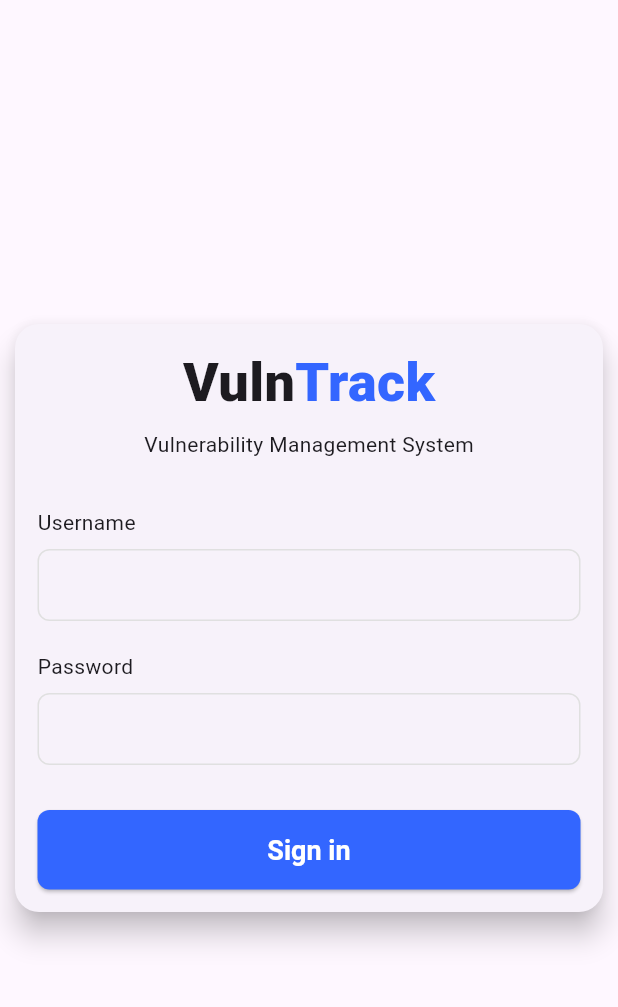
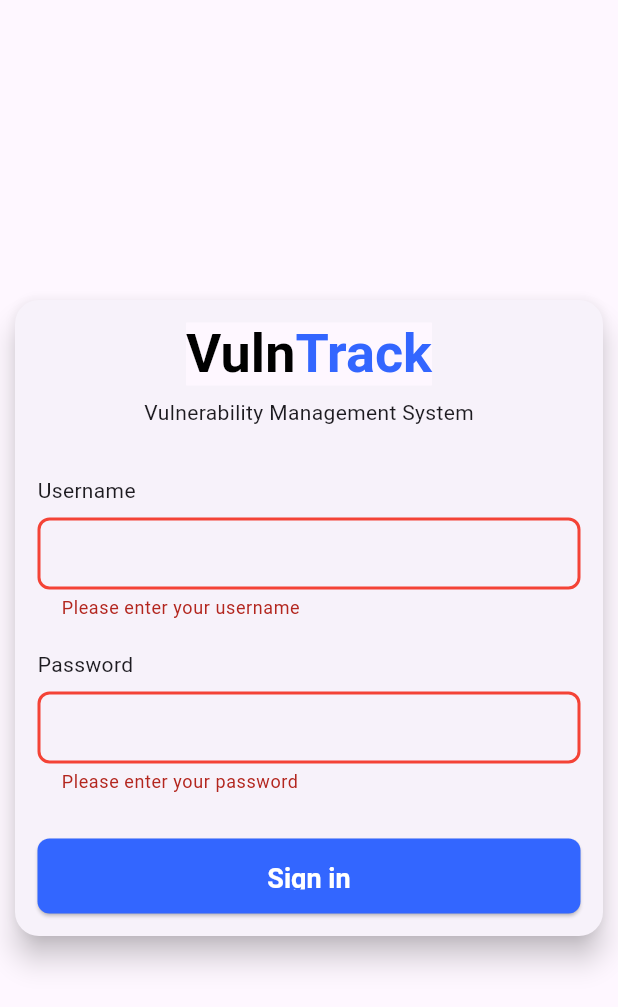
Before and after one commit to toezayarmoe/vulntrack_app, a Flutter app: the LoginPage screen opened directly, after a tap on "Sign in", on a phone screen of 412 x 824 dp. Shown: the top 1007 px of the screen. Run offline on Flutter 3.47's test engine with Material 3 defaults, Android fonts, the phone set to English and light mode, and no system bars; our stand-ins replace get.

Commit message:
Login_Page Added : Working

```diff
--- a/lib/config/environment.dart
+++ b/lib/config/environment.dart
@@ -1,6 +1,6 @@
 class Env {
   static const baseURL = String.fromEnvironment(
     'BASE_URL',
-    defaultValue: 'https://localhost:5000/api',
+    defaultValue: 'http://localhost:9000/api',
   );
 }
--- /dev/null
+++ b/lib/controllers/login_controller.dart
@@ -0,0 +1,63 @@
+import 'dart:convert';
+
+import 'package:flutter/material.dart';
+import 'package:get/route_manager.dart';
+import 'package:get/state_manager.dart';
+import 'package:vulntrack_app/config/environment.dart';
+import 'package:vulntrack_app/screen/login_page.dart';
+import 'package:vulntrack_app/services/networking.dart';
+
+class LoginController extends GetxController {
+  final isLoading = false.obs;
+  final errorMessage = Rxn<String>();
+
+  final formKey = GlobalKey<FormState>();
+  final usernameController = TextEditingController();
+  final passwordController = TextEditingController();
+
+  final String _loginAPIUrl = "${Env.baseURL}/login";
+
+  @override
+  void onClose() {
+    usernameController.dispose();
+    passwordController.dispose();
+    super.onClose();
+  }
+
+  Future<void> login() async {
+    if (!formKey.currentState!.validate()) {
+      return;
+    }
+
+    isLoading.value = true;
+    errorMessage.value = null;
+
+    try {
+      final username = usernameController.text;
+      final password = passwordController.text;
+      debugPrint(username);
+      debugPrint(password);
+      final helper = NetworkHelper(Uri.parse(_loginAPIUrl));
+      final response = await helper.postData({
+        'username': username,
+        'password': password,
+      });
+      if (response.statusCode == 200) {
+        final responseBody = jsonDecode(response.body);
+        debugPrint('Login Success : ${responseBody['token']}');
+        Get.offAll(() => const HomeScreen());
+      } else if (response.statusCode == 401) {
+        final errorData = jsonDecode(response.body);
+        errorMessage.value =
+            errorData['message'] ?? 'Invalid username or password.';
+      } else {
+        errorMessage.value =
+            'Login failed. Status code: ${response.statusCode}';
+      }
+    } catch (e) {
+      errorMessage.value = 'Login failed. Status Code $e ';
+    } finally {
+      isLoading.value = false;
+    }
+  }
+}
--- a/lib/main.dart
+++ b/lib/main.dart
@@ -1,101 +1,17 @@
 import 'package:flutter/material.dart';
+import 'package:get/route_manager.dart';
 import 'package:vulntrack_app/core/theme.dart';
+import 'package:vulntrack_app/screen/login_page.dart';
 
 void main() {
   runApp(
-    MaterialApp(
+    GetMaterialApp(
       theme: ThemeData(
         inputDecorationTheme: appInputDecorationTheme,
         elevatedButtonTheme: btnTheme,
       ),
-      home: Scaffold(body: LoginPage()),
+      home: LoginPage(),
       title: "Vulnerability Management System",
     ),
   );
 }
-
-class LoginPage extends StatelessWidget {
-  const LoginPage({super.key});
-
-  @override
-  Widget build(BuildContext context) {
-    return Center(
-      child: ConstrainedBox(
-        constraints: const BoxConstraints(maxWidth: 400.0),
-        child: Card(
-          elevation: 8.0,
-          shape: RoundedRectangleBorder(
-            borderRadius: BorderRadius.circular(16.0),
-          ),
-          child: Padding(
-            padding: EdgeInsets.all(15.0),
-            child: Column(
-              mainAxisSize: MainAxisSize.min,
-              children: [
-                RichText(
-                  text: TextSpan(
-                    style: DefaultTextStyle.of(context).style.copyWith(
-                      fontSize: 36,
-                      fontWeight: FontWeight.w800,
-                      height: 1.3,
-                    ),
-                    children: [
-                      TextSpan(text: 'Vuln'),
-                      TextSpan(
-                        text: 'Track',
-                        style: TextStyle(color: Color(0xFF3366FF)),
-                      ),
-                    ],
-                  ),
-                ),
-                SizedBox(height: 8),
-                Text("Vulnerability Management System"),
-                SizedBox(height: 32),
-                Form(
-                  child: Column(
-                    crossAxisAlignment: CrossAxisAlignment.start,
-                    children: [
-                      Text("Username"),
-                      SizedBox(height: 8.0),
-                      TextFormField(
-                        keyboardType: TextInputType.emailAddress,
-                        decoration: InputDecoration(),
-                        validator: (String? value) {
-                          if (value == null || value.isEmpty) {
-                            return 'Please enter your username';
-                          }
-                          return null;
-                        },
-                      ),
-                      SizedBox(height: 20),
-                      Text("Password"),
-                      SizedBox(height: 8.0),
-                      TextFormField(
-                        obscureText: true,
-                        decoration: InputDecoration(),
-                        validator: (String? value) {
-                          if (value == null || value.isEmpty) {
-                            return 'Please enter your password';
-                          }
-                          return null;
-                        },
-                      ),
-                      SizedBox(height: 30.0),
-                      SizedBox(
-                        width: double.infinity,
-                        child: ElevatedButton(
-                          onPressed: () {},
-                          child: Text("Sign in"),
-                        ),
-                      ),
-                    ],
-                  ),
-                ),
-              ],
-            ),
-          ),
-        ),
-      ),
-    );
-  }
-}
--- /dev/null
+++ b/lib/screen/login_page.dart
@@ -0,0 +1,142 @@
+import 'package:flutter/material.dart';
+import 'package:get/get.dart';
+import 'package:vulntrack_app/controllers/login_controller.dart';
+
+class HomeScreen extends StatelessWidget {
+  const HomeScreen({super.key});
+  @override
+  Widget build(BuildContext context) {
+    return Scaffold(
+      appBar: AppBar(title: const Text('VulnTrack Dashboard')),
+      body: const Center(child: Text('You are successfully logged in!')),
+    );
+  }
+}
+
+class LoginPage extends StatelessWidget {
+  const LoginPage({super.key});
+
+  @override
+  Widget build(BuildContext context) {
+    final controller = Get.put(LoginController());
+    return Scaffold(
+      body: Center(
+        child: ConstrainedBox(
+          constraints: const BoxConstraints(maxWidth: 400.0),
+          child: Card(
+            elevation: 8.0,
+            shape: RoundedRectangleBorder(
+              borderRadius: BorderRadius.circular(16.0),
+            ),
+            child: Padding(
+              padding: EdgeInsets.all(15.0),
+              child: Column(
+                mainAxisSize: MainAxisSize.min,
+                children: [
+                  Material(
+                    child: RichText(
+                      text: TextSpan(
+                        style: TextStyle(
+                          fontSize: 36,
+                          fontWeight: FontWeight.bold,
+                        ),
+                        children: [
+                          TextSpan(
+                            text: 'Vuln',
+                            style: TextStyle(color: Colors.black),
+                          ),
+                          TextSpan(
+                            text: 'Track',
+                            style: TextStyle(color: Color(0xFF3366FF)),
+                          ),
+                        ],
+                      ),
+                    ),
+                  ),
+                  SizedBox(height: 8),
+                  Text("Vulnerability Management System"),
+                  SizedBox(height: 32),
+                  Form(
+                    key: controller.formKey,
+                    child: Column(
+                      crossAxisAlignment: CrossAxisAlignment.start,
+                      children: [
+                        Text("Username"),
+                        SizedBox(height: 8.0),
+                        TextFormField(
+                          controller: controller.usernameController,
+                          keyboardType: TextInputType.emailAddress,
+                          decoration: InputDecoration(),
+                          validator: (String? value) {
+                            if (value == null || value.isEmpty) {
+                              return 'Please enter your username';
+                            }
+                            return null;
+                          },
+                        ),
+                        SizedBox(height: 20),
+                        Text("Password"),
+                        SizedBox(height: 8.0),
+                        TextFormField(
+                          controller: controller.passwordController,
+                          obscureText: true,
+                          decoration: InputDecoration(),
+                          validator: (String? value) {
+                            if (value == null || value.isEmpty) {
+                              return 'Please enter your password';
+                            }
+                            return null;
+                          },
+                          onFieldSubmitted: (_) => controller.login(),
+                        ),
+                        SizedBox(height: 30.0),
+                        Obx(
+                          () => controller.errorMessage.value != null
+                              ? Padding(
+                                  padding: EdgeInsets.only(bottom: 15.0),
+                                  child: Text(controller.errorMessage.value!),
+                                )
+                              : const SizedBox.shrink(),
+                        ),
+                        SizedBox(
+                          width: double.infinity,
+                          height: 50,
+                          child: Obx(
+                            () => ElevatedButton(
+                              // Disable button if loading
+                              onPressed: controller.isLoading.value
+                                  ? null
+                                  : controller.login,
+                              style: ElevatedButton.styleFrom(
+                                shape: RoundedRectangleBorder(
+                                  borderRadius: BorderRadius.circular(8),
+                                ),
+                              ),
+                              child: controller.isLoading.value
+                                  ? const SizedBox(
+                                      width: 20,
+                                      height: 20,
+                                      child: CircularProgressIndicator(
+                                        color: Colors.white,
+                                        strokeWidth: 3,
+                                      ),
+                                    )
+                                  : const Text(
+                                      "Sign in",
+                                      style: TextStyle(fontSize: 18),
+                                    ),
+                            ),
+                          ),
+                        ),
+                      ],
+                    ),
+                  ),
+                ],
+              ),
+            ),
+          ),
+        ),
+      ),
+    );
+  }
+}
--- /dev/null
+++ b/lib/services/networking.dart
@@ -0,0 +1,30 @@
+import 'dart:convert';
+import 'package:flutter/rendering.dart';
+import 'package:http/http.dart' as http;
+
+class NetworkHelper {
+  NetworkHelper(this.url);
+  final Uri url;
+
+  Future getData() async {
+    http.Response response = await http.get(url);
+    if (response.statusCode == 200) {
+      String data = response.body;
+      var decodedData = jsonDecode(data);
+      return decodedData;
+    } else {
+      debugPrint(response.statusCode.toString());
+    }
+  }
+
+  Future postData(Map<String, dynamic> body) async {
+    http.Response response = await http.post(
+      url,
+      headers: <String, String>{
+        'Content-Type': 'application/json; charset=UTF-8',
+      },
+      body: jsonEncode(body),
+    );
+    return response;
+  }
+}
--- a/pubspec.yaml
+++ b/pubspec.yaml
@@ -34,6 +34,8 @@ dependencies:
   # The following adds the Cupertino Icons font to your application.
   # Use with the CupertinoIcons class for iOS style icons.
   cupertino_icons: ^1.0.8
+  http: ^1.6.0
+  get: ^4.7.3
 
 dev_dependencies:
   flutter_test:
```
Also changed, not shown: pubspec.lock.
